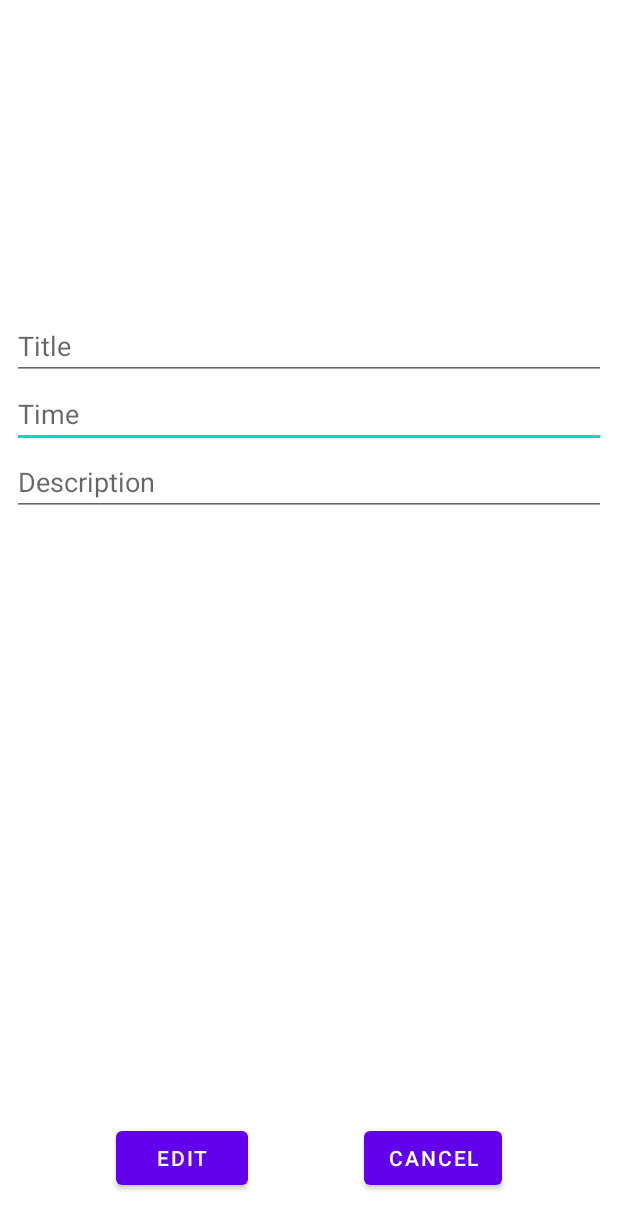
After one commit to Zablas/Oxylabs-App, an Android app: the layout activity_edit_notification.xml on its own in the app's theme, with its tools: preview values and no code run, on a phone screen of 412 x 824 dp. The commit adds this screen. Shown: the top 1229 px of the screen. Run offline under Robolectric (Android 15) with nearby library versions, the phone set to English and light mode, and no system bars.

Commit message:
Add notification data edit form

```diff
--- a/app/src/main/AndroidManifest.xml
+++ b/app/src/main/AndroidManifest.xml
@@ -9,7 +9,8 @@
         android:roundIcon="@mipmap/ic_launcher_round"
         android:supportsRtl="true"
         android:theme="@style/Theme.OxylabsApp">
-        <activity android:name=".NewNotificationFormActivity"></activity>
+        <activity android:name=".EditNotificationActivity"></activity>
+        <activity android:name=".NewNotificationFormActivity" />
         <activity android:name=".MainActivity">
             <intent-filter>
                 <action android:name="android.intent.action.MAIN" />
--- a/app/src/main/java/com/example/oxylabs_app/NotificationDTO.kt
+++ b/app/src/main/java/com/example/oxylabs_app/NotificationDTO.kt
@@ -5,4 +5,4 @@ data class NotificationDTO(
     val title: String,
     val description: String,
     val scheduledTime: String
-)
+) : java.io.Serializable
--- /dev/null
+++ b/app/src/main/res/layout/activity_edit_notification.xml
@@ -0,0 +1,101 @@
+<?xml version="1.0" encoding="utf-8"?>
+<androidx.constraintlayout.widget.ConstraintLayout xmlns:android="http://schemas.android.com/apk/res/android"
+    xmlns:app="http://schemas.android.com/apk/res-auto"
+    xmlns:tools="http://schemas.android.com/tools"
+    android:layout_width="match_parent"
+    android:layout_height="match_parent"
+    tools:context=".EditNotificationActivity">
+
+    <androidx.constraintlayout.widget.ConstraintLayout
+        android:layout_width="match_parent"
+        android:layout_height="match_parent"
+        tools:context=".NewNotificationFormActivity">
+
+        <EditText
+            android:id="@+id/txtTimeEdit"
+            android:layout_width="0dp"
+            android:layout_height="wrap_content"
+            android:layout_marginStart="8dp"
+            android:layout_marginLeft="8dp"
+            android:layout_marginEnd="8dp"
+            android:layout_marginRight="8dp"
+            android:ems="10"
+            android:hint="Time"
+            android:inputType="time"
+            app:layout_constraintBottom_toTopOf="@+id/txtDescriptionEdit"
+            app:layout_constraintEnd_toEndOf="parent"
+            app:layout_constraintStart_toStartOf="parent"
+            app:layout_constraintTop_toBottomOf="@+id/txtTitleEdit" />
+
+        <EditText
+            android:id="@+id/txtDescriptionEdit"
+            android:layout_width="0dp"
+            android:layout_height="wrap_content"
+            android:layout_marginStart="8dp"
+            android:layout_marginLeft="8dp"
+            android:layout_marginEnd="8dp"
+            android:layout_marginRight="8dp"
+            android:ems="10"
+            android:gravity="start|top"
+            android:hint="Description"
+            android:inputType="textMultiLine"
+            app:layout_constraintBottom_toTopOf="@+id/guideline2"
+            app:layout_constraintEnd_toEndOf="parent"
+            app:layout_constraintStart_toStartOf="parent"
+            app:layout_constraintTop_toBottomOf="@+id/txtTimeEdit" />
+
+        <EditText
+            android:id="@+id/txtTitleEdit"
+            android:layout_width="0dp"
+            android:layout_height="wrap_content"
+            android:layout_marginStart="8dp"
+            android:layout_marginLeft="8dp"
+            android:layout_marginEnd="8dp"
+            android:layout_marginRight="8dp"
+            android:ems="10"
+            android:hint="Title"
+            android:inputType="textPersonName"
+            app:layout_constraintBottom_toTopOf="@+id/txtTimeEdit"
+            app:layout_constraintEnd_toEndOf="parent"
+            app:layout_constraintHorizontal_bias="0.497"
+            app:layout_constraintStart_toStartOf="parent"
+            app:layout_constraintTop_toTopOf="parent"
+            app:layout_constraintVertical_bias="0.58000004"
+            app:layout_constraintVertical_chainStyle="packed" />
+
+        <Button
+            android:id="@+id/btnEdit"
+            android:layout_width="wrap_content"
+            android:layout_height="wrap_content"
+            android:onClick="onEditClicked"
+            android:text="Edit"
+            app:layout_constraintBottom_toBottomOf="parent"
+            app:layout_constraintEnd_toStartOf="@+id/btnCancelEdit"
+            app:layout_constraintHorizontal_bias="0.5"
+            app:layout_constraintStart_toStartOf="parent"
+            app:layout_constraintTop_toTopOf="@+id/guideline2"
+            app:layout_constraintVertical_bias="0.9" />
+
+        <Button
+            android:id="@+id/btnCancelEdit"
+            android:layout_width="wrap_content"
+            android:layout_height="wrap_content"
+            android:onClick="onCancelClicked"
+            android:text="Cancel"
+            app:layout_constraintBottom_toBottomOf="parent"
+            app:layout_constraintEnd_toEndOf="parent"
+            app:layout_constraintHorizontal_bias="0.5"
+            app:layout_constraintStart_toEndOf="@+id/btnEdit"
+            app:layout_constraintTop_toTopOf="@+id/guideline2"
+            app:layout_constraintVertical_bias="0.9" />
+
+        <androidx.constraintlayout.widget.Guideline
+            android:id="@+id/guideline2"
+            android:layout_width="wrap_content"
+            android:layout_height="wrap_content"
+            android:orientation="horizontal"
+            app:layout_constraintGuide_percent="0.6" />
+
+    </androidx.constraintlayout.widget.ConstraintLayout>
+
+</androidx.constraintlayout.widget.ConstraintLayout>
--- a/app/src/main/res/layout/notification_data_row.xml
+++ b/app/src/main/res/layout/notification_data_row.xml
@@ -4,7 +4,8 @@
     xmlns:tools="http://schemas.android.com/tools"
     android:layout_width="match_parent"
     android:layout_height="wrap_content"
-    android:orientation="vertical">
+    android:orientation="vertical"
+    android:id="@+id/rowLayout">
 
     <androidx.cardview.widget.CardView
         android:layout_width="match_parent"
```
Also changed, not shown: app/src/main/java/com/example/oxylabs_app/EditNotificationActivity.kt (added, +47 -0 lines), app/src/main/java/com/example/oxylabs_app/NotificationAdapter.kt (+16 -0 lines), app/src/main/res/layout/activity_new_notification_form.xml (+16 -4 lines).
